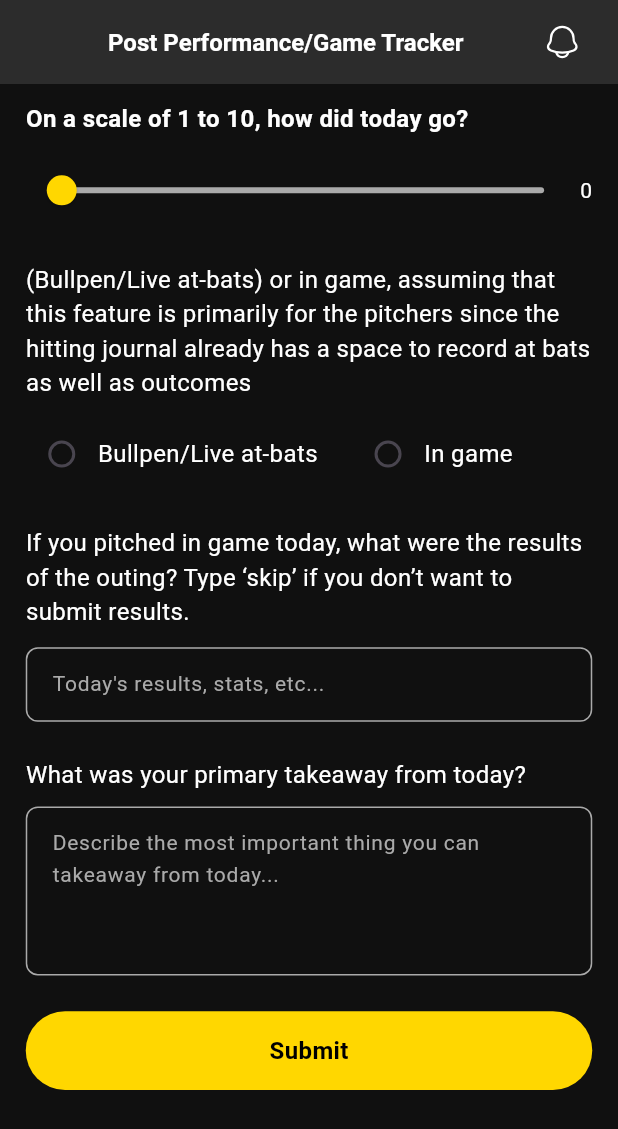
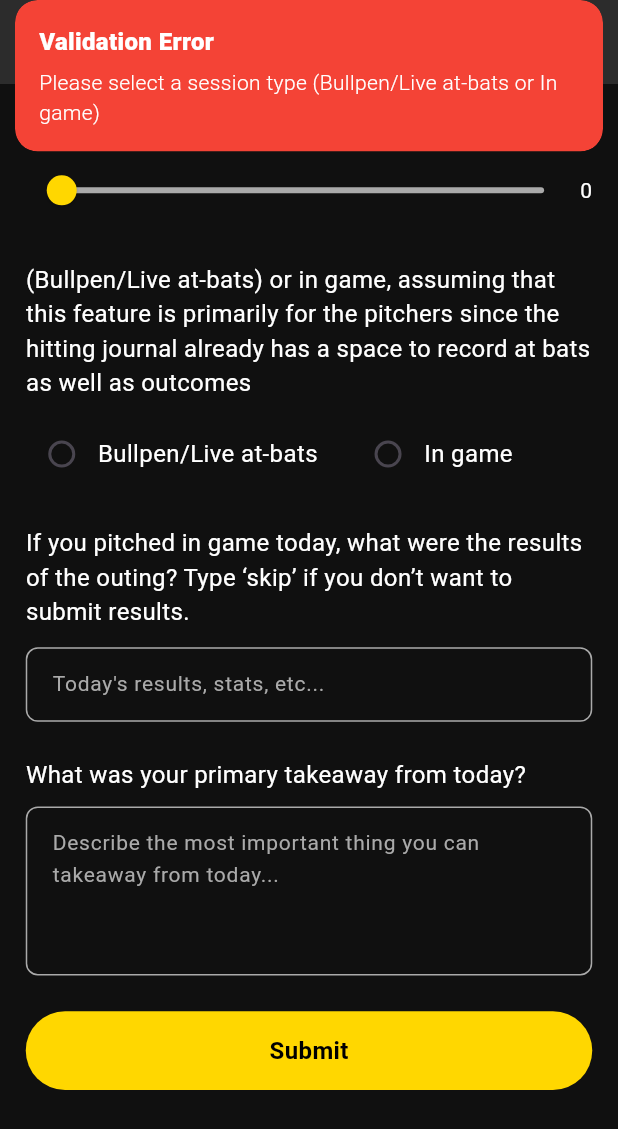
Before and after one commit to Joint-Venture-AI/ai_baseball, a Flutter app: the ProgressScreen screen opened directly, after a tap on "Submit", on a phone screen of 412 x 824 dp. Shown: the top 1129 px of the screen. Run offline on Flutter 3.47's test engine with Material 3 defaults, Android fonts, the phone set to English and light mode, and no system bars; our stand-ins replace flutter_otp_text_field, flutter_screenutil, flutter_svg, get, get_storage, image_picker and 2 more; missing offline and left inert: radial_chart_package; accounts and stored records are empty; statements that could not run were skipped.

Commit message:
feat: Implement daily logs submission API and update ProgressController for handling daily performance data

```diff
--- /dev/null
+++ b/lib/core/models/daily_logs_model.dart
@@ -0,0 +1,79 @@
+class PostPerformance {
+  final int gameRating;
+  final String sessionType;
+  final String gameResults;
+  final String primaryTakeaway;
+
+  PostPerformance({
+    required this.gameRating,
+    required this.sessionType,
+    required this.gameResults,
+    required this.primaryTakeaway,
+  });
+
+  Map<String, dynamic> toJson() {
+    return {
+      'gameRating': gameRating,
+      'sessionType': sessionType,
+      'gameResults': gameResults,
+      'primaryTakeaway': primaryTakeaway,
+    };
+  }
+
+  factory PostPerformance.fromJson(Map<String, dynamic> json) {
+    return PostPerformance(
+      gameRating: json['gameRating'] ?? 0,
+      sessionType: json['sessionType'] ?? '',
+      gameResults: json['gameResults'] ?? '',
+      primaryTakeaway: json['primaryTakeaway'] ?? '',
+    );
+  }
+}
+
+class DailyLogsRequest {
+  final String userId;
+  final DateTime date;
+  final PostPerformance postPerformance;
+
+  DailyLogsRequest({
+    required this.userId,
+    required this.date,
+    required this.postPerformance,
+  });
+
+  Map<String, dynamic> toJson() {
+    return {
+      'userId': userId,
+      'date': date.toIso8601String(),
+      'postPerformance': postPerformance.toJson(),
+    };
+  }
+
+  factory DailyLogsRequest.fromJson(Map<String, dynamic> json) {
+    return DailyLogsRequest(
+      userId: json['userId'] ?? '',
+      date: DateTime.parse(json['date']),
+      postPerformance: PostPerformance.fromJson(json['postPerformance'] ?? {}),
+    );
+  }
+}
+
+class DailyLogsResponse {
+  final bool success;
+  final String message;
+  final Map<String, dynamic>? data;
+
+  DailyLogsResponse({
+    required this.success,
+    required this.message,
+    this.data,
+  });
+
+  factory DailyLogsResponse.fromJson(Map<String, dynamic> json) {
+    return DailyLogsResponse(
+      success: json['success'] ?? false,
+      message: json['message'] ?? '',
+      data: json['data'],
+    );
+  }
+}
--- a/lib/core/utils/const/api_constants.dart
+++ b/lib/core/utils/const/api_constants.dart
@@ -9,9 +9,11 @@ class ApiConstants {
   static const String resetPassword = '/auth/reset-password';
     // Profile Endpoints
   static const String getProfile = '/user/getme';
-  static const String updateProfile = '/user';
-    // Chat Endpoints
+  static const String updateProfile = '/user';    // Chat Endpoints
   static const String chatWithBot = '/daily-logs/chat';
+
+  // Daily Logs Endpoints
+  static const String dailyLogs = '/daily-logs';
 
   // Nutrition Endpoints
   static const String nutrition = '/nutrition';
--- a/lib/views/features/main_parent/progress/controller/progress_controller.dart
+++ b/lib/views/features/main_parent/progress/controller/progress_controller.dart
@@ -1,5 +1,8 @@
 import 'package:flutter/material.dart';
 import 'package:get/get.dart';
+import 'package:baseball_ai/core/services/api_service.dart';
+import 'package:baseball_ai/core/models/daily_logs_model.dart';
+import 'package:baseball_ai/views/features/auth/controller/auth_controller.dart';
 
 class ProgressController extends GetxController {
   // Initialize with a default value (e.g., 0 or 5, depending on preference)
@@ -8,9 +11,15 @@ class ProgressController extends GetxController {
   // Initialize with an empty string or a default value
   final workloadType = ''.obs; // Reactive string for the selected radio button
 
+  // Loading state
+  var isSubmitting = false.obs;
+
   // You will also need TextEditingControllers for the TextFormFields
   final resultsController = TextEditingController();
   final takeawayController = TextEditingController();
+
+  // Get AuthController instance
+  AuthController get authController => Get.find<AuthController>();
 
   @override
   void onClose() {
@@ -19,15 +28,118 @@ class ProgressController extends GetxController {
     super.onClose();
   }
 
-  void submitProgress() {
-    final scale = todayScale.value;
-    final type = workloadType.value;
-    final results = resultsController.text;
-    final takeaway = takeawayController.text;
-    // Process or save the data
-    print(
-      'Scale: $scale, Workload: $type, Results: $results, Takeaway: $takeaway',
-    );
-    // Maybe navigate back or show a success message
+  Future<void> submitProgress() async {
+    try {
+      isSubmitting.value = true;
+
+      // Validate required fields
+      if (workloadType.value.isEmpty) {
+        Get.snackbar(
+          'Validation Error',
+          'Please select a session type (Bullpen/Live at-bats or In game)',
+          backgroundColor: Colors.red,
+          colorText: Colors.white,
+          snackPosition: SnackPosition.TOP,
+        );
+        return;
+      }
+
+      if (resultsController.text.trim().isEmpty) {
+        Get.snackbar(
+          'Validation Error',
+          'Please enter game results or type "skip" if not applicable',
+          backgroundColor: Colors.red,
+          colorText: Colors.white,
+          snackPosition: SnackPosition.TOP,
+        );
+        return;
+      }
+
+      if (takeawayController.text.trim().isEmpty) {
+        Get.snackbar(
+          'Validation Error',
+          'Please enter your primary takeaway',
+          backgroundColor: Colors.red,
+          colorText: Colors.white,
+          snackPosition: SnackPosition.TOP,
+        );
+        return;
+      }
+
+      // Get current user ID
+      final currentUser = authController.currentUser.value;
+      if (currentUser == null || currentUser.id.isEmpty) {
+        Get.snackbar(
+          'Error',
+          'User not found. Please login again.',
+          backgroundColor: Colors.red,
+          colorText: Colors.white,
+          snackPosition: SnackPosition.TOP,
+        );
+        return;
+      }
+
+      // Create post performance data
+      final postPerformance = PostPerformance(
+        gameRating: todayScale.value,
+        sessionType: workloadType.value,
+        gameResults: resultsController.text.trim(),
+        primaryTakeaway: takeawayController.text.trim(),
+      );
+
+      // Create daily logs request
+      final dailyLogsRequest = DailyLogsRequest(
+        userId: currentUser.id,
+        date: DateTime.now(),
+        postPerformance: postPerformance,
+      );
+
+      // Submit to API
+      final response = await ApiService.submitDailyLogs(
+        token: authController.accessToken.value,
+        dailyLogsRequest: dailyLogsRequest,
+      );
+
+      if (response.success) {
+        // Show success message
+        Get.snackbar(
+          'Success',
+          response.message,
+          backgroundColor: Colors.green,
+          colorText: Colors.white,
+          snackPosition: SnackPosition.TOP,
+        );
+
+        // Reset form values
+        _resetForm();
+
+      } else {
+        // Show error message
+        Get.snackbar(
+          'Submission Failed',
+          response.message,
+          backgroundColor: Colors.red,
+          colorText: Colors.white,
+          snackPosition: SnackPosition.TOP,
+        );
+      }
+    } catch (e) {
+      Get.snackbar(
+        'Error',
+        'An unexpected error occurred: ${e.toString()}',
+        backgroundColor: Colors.red,
+        colorText: Colors.white,
+        snackPosition: SnackPosition.TOP,
+      );
+    } finally {
+      isSubmitting.value = false;
+    }
+  }
+
+  void _resetForm() {
+    todayScale.value = 0;
+    workloadType.value = '';
+    resultsController.clear();
+    takeawayController.clear();
   }
 }
--- a/lib/views/features/main_parent/progress/screens/progress_screen.dart
+++ b/lib/views/features/main_parent/progress/screens/progress_screen.dart
@@ -1,5 +1,4 @@
 import 'package:baseball_ai/core/utils/theme/app_styles.dart';
-// Ensure the controller exists and has the necessary Rx variables
 import 'package:baseball_ai/views/features/main_parent/progress/controller/progress_controller.dart';
 import 'package:baseball_ai/views/glob_widgets/glob_widget_helper.dart';
 import 'package:baseball_ai/views/glob_widgets/my_button.dart';
@@ -125,13 +124,12 @@ class ProgressScreen extends StatelessWidget {
               Text(
                 'If you pitched in game today, what were the results of the outing? Type ‘skip’ if you don’t want to submit results.',
                 style: AppStyles.bodySmall.copyWith(fontSize: 14.sp),
-              ),
-              SizedBox(height: 10.h), // Spacing above text field
+              ),              SizedBox(height: 10.h), // Spacing above text field
               TextFormField(
                 style: AppStyles.bodySmall,
                 // Set the text color for input
                 cursorColor: AppStyles.primaryColor, // Set cursor color
-                // TODO: Add controller for this TextFormField
+                controller: progressController.resultsController,
                 decoration: InputDecoration(
                   hintText: 'Today\'s results, stats, etc...', // Matches image
                   enabledBorder: OutlineInputBorder(
@@ -159,16 +157,18 @@ class ProgressScreen extends StatelessWidget {
                 ),
               ),
               SizedBox(height: 20.h), // Spacing between text fields
-              // Primary takeaway section
               Text(
+                   // Primary takeaway section              Text(
                 'What was your primary takeaway from today?',
                 style: AppStyles.bodySmall.copyWith(fontSize: 14.sp),
               ),
+
               SizedBox(height: 8.h), // Spacing above text field
               TextFormField(
                 style: AppStyles.bodySmall,
                 // Set the text color for input
                 cursorColor: AppStyles.primaryColor, // Set cursor color
+                controller: progressController.takeawayController,
                 maxLines: 4, // Allows multiple lines
 
                 decoration: InputDecoration(
@@ -201,24 +201,21 @@ class ProgressScreen extends StatelessWidget {
               // const Spacer(),
 
               // Submit Button
-              Padding(
-                padding: EdgeInsets.symmetric(
+                    Padding(padding:EdgeInsets.symmetric(
                   horizontal: 0.w,
                   vertical: 20.h,
                 ), // Adjusted vertical padding
-                child: MyTextButton(
+                child: Obx(() => MyTextButton(
                   isOutline: false,
-                  buttonText: 'Submit',
-                  onTap: () {
-                    // Access controller values like:
-                    // final scale = progressController.todayScale.value;
-                    // final workload = progressController.workloadType.value;
-                    // final results = // Get text from results TextFormField controller
-                    // final takeaway = // Get text from takeaway TextFormField controller
-                    // TODO: Implement submit logic using controller data
-                  },
-                ),
-              ),
+                  buttonText: progressController.isSubmitting.value
+                      ? 'Submitting...'
+                      : 'Submit',
+                  onTap: progressController.isSubmitting.value
+                      ? () {}
+                      : () => progressController.submitProgress(),
+                )),)
+
+
             ],
           ),
         ),
```
Also changed, not shown: lib/core/services/api_service.dart (+48 -2 lines).
